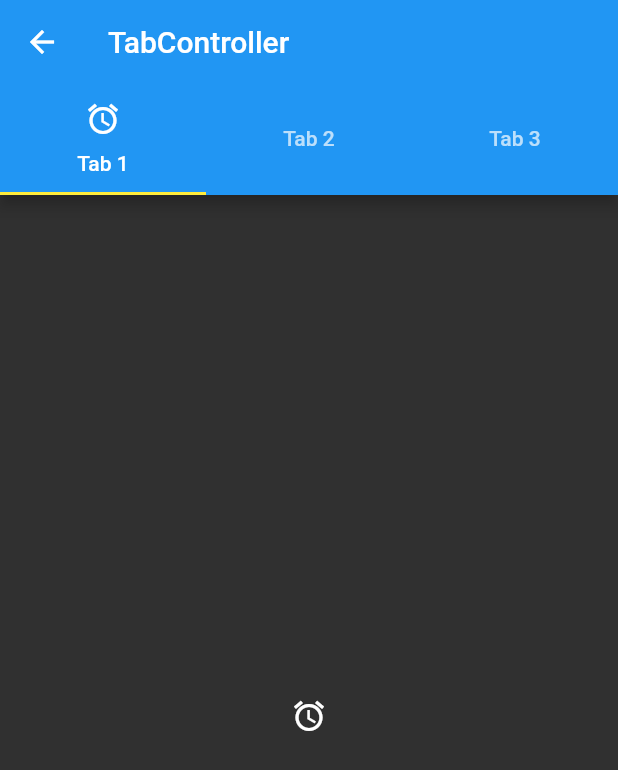
After one commit to junho1124/flutter_app_middle, a Flutter app: the screen it shows after launch, after a tap on "TabController", on a phone screen of 412 x 824 dp. The commit adds this screen. Shown: the top 770 px of the screen. Run offline on Flutter 3.47's test engine with Material 2 defaults, Android fonts, the phone set to English and light mode, and no system bars.

Commit message:
TabController 구현하기

```diff
--- a/lib/main.dart
+++ b/lib/main.dart
@@ -1,6 +1,7 @@
 import 'package:flutter/material.dart';
 import 'package:flutter_app_middle/src/MyOrientation.dart';
 import 'package:flutter_app_middle/src/MySnackBar.dart';
+import 'package:flutter_app_middle/src/MyTabController.dart';
 import 'package:flutter_app_middle/src/animatedOpacity.dart';
 import 'package:flutter_app_middle/src/myanimatedContainer.dart';
 import 'package:flutter_app_middle/src/mydrawer.dart';
@@ -73,6 +74,13 @@ class _HomeState extends State<Home> {
             Navigator.push(context,
                 MaterialPageRoute(builder: (context) => MyOrientation()));
           },
+        ),
+        ListTile(
+          title: Text('TabController'),
+          onTap: () {
+            Navigator.push(context,
+                MaterialPageRoute(builder: (context) => MyTabController()));
+          },
         )
       ],
     );
--- /dev/null
+++ b/lib/src/MyTabController.dart
@@ -0,0 +1,32 @@
+import 'package:flutter/material.dart';
+
+class MyTabController extends StatefulWidget {
+  @override
+  _MyTabControllerState createState() => _MyTabControllerState();
+}
+
+class _MyTabControllerState extends State<MyTabController> {
+  @override
+  Widget build(BuildContext context) {
+    return DefaultTabController(
+      length: 3,
+      child: Scaffold(
+        appBar: AppBar(
+          title: Text('TabController'),
+          bottom: TabBar(tabs: [
+            Tab(icon: Icon(Icons.access_alarm), text: 'Tab 1',),
+            Text('Tab 2'),
+            Text('Tab 3'),
+          ],),
+        ),
+        body: TabBarView(
+          children: [
+            Icon(Icons.access_alarm),
+            Center(child: Text('Tab 2')),
+            Center(child: Text('Tab 3')),
+          ],
+        ),
+      ),
+    );
+  }
+}
```
